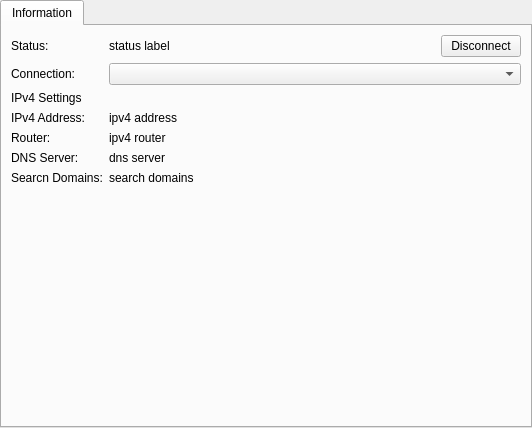
Before: the Qt Designer form kcm/Description.ui in KDE/plasma-nm, drawn with Qt 5.
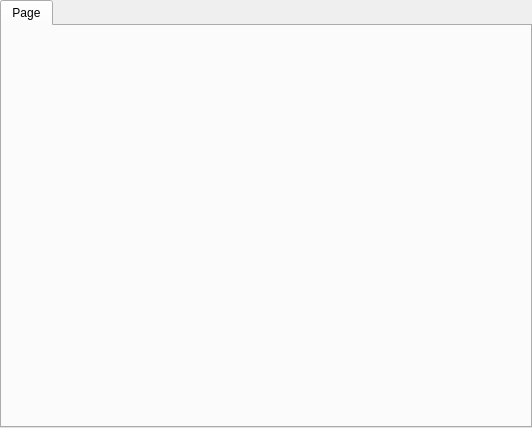
After: the same form once the commit is applied. Custom widgets are drawn as their Qt base class.

Commit message: split Description into TabDeviceInfo

What changed in the file:
```diff
--- a/kcm/Description.ui
+++ b/kcm/Description.ui
@@ -27,117 +27,8 @@
     <widget class="KTabWidget" name="tabWidget">
      <widget class="QWidget" name="tab">
       <attribute name="title">
-       <string>Information</string>
+       <string notr="true">Page</string>
       </attribute>
-      <layout class="QFormLayout" name="formLayout">
-       <property name="fieldGrowthPolicy">
-        <enum>QFormLayout::AllNonFixedFieldsGrow</enum>
-       </property>
-       <item row="0" column="0">
-        <widget class="QLabel" name="label">
-         <property name="text">
-          <string>Status:</string>
-         </property>
-        </widget>
-       </item>
-       <item row="0" column="1">
-        <layout class="QHBoxLayout" name="horizontalLayout">
-         <item>
-          <widget class="QLabel" name="statusL">
-           <property name="text">
-            <string>status label</string>
-           </property>
-          </widget>
-         </item>
-         <item>
-          <widget class="QPushButton" name="disconnectPB">
-           <property name="sizePolicy">
-            <sizepolicy hsizetype="Fixed" vsizetype="Fixed">
-             <horstretch>0</horstretch>
-             <verstretch>0</verstretch>
-            </sizepolicy>
-           </property>
-           <property name="text">
-            <string>Disconnect</string>
-           </property>
-          </widget>
-         </item>
-        </layout>
-       </item>
-       <item row="1" column="0">
-        <widget class="QLabel" name="label_2">
-         <property name="text">
-          <string>Connection:</string>
-         </property>
-        </widget>
-       </item>
-       <item row="2" column="0" colspan="2">
-        <widget class="QLabel" name="label_4">
-         <property name="text">
-          <string>IPv4 Settings</string>
-         </property>
-        </widget>
-       </item>
-       <item row="3" column="0">
-        <widget class="QLabel" name="label_3">
-         <property name="text">
-          <string>IPv4 Address:</string>
-         </property>
-        </widget>
-       </item>
-       <item row="3" column="1">
-        <widget class="QLabel" name="ipv4AddressL">
-         <property name="text">
-          <string>ipv4 address</string>
-         </property>
-        </widget>
-       </item>
-       <item row="4" column="0">
-        <widget class="QLabel" name="label_7">
-         <property name="text">
-          <string>Router:</string>
-         </property>
-        </widget>
-       </item>
-       <item row="4" column="1">
-        <widget class="QLabel" name="ipv4RouterL">
-         <property name="text">
-          <string>ipv4 router</string>
-         </property>
-        </widget>
-       </item>
-       <item row="5" column="0">
-        <widget class="QLabel" name="label_9">
-         <property name="text">
-          <string>DNS Server:</string>
-         </property>
-        </widget>
-       </item>
-       <item row="5" column="1">
-        <widget class="QLabel" name="ipv4DnsServerL">
-         <property name="text">
-          <string>dns server</string>
-         </property>
-        </widget>
-       </item>
-       <item row="6" column="0">
-        <widget class="QLabel" name="label_11">
-         <property name="text">
-          <string>Searcn Domains:</string>
-         </property>
-        </widget>
-       </item>
-       <item row="6" column="1">
-        <widget class="QLabel" name="ipv4SearchDomainsL">
-         <property name="text">
-          <string>search domains</string>
-         </property>
-        </widget>
-       </item>
-       <item row="1" column="1">
-        <widget class="KComboBox" name="connectionCB"/>
-       </item>
-      </layout>
      </widget>
     </widget>
    </item>
@@ -150,11 +41,6 @@
    <header>ktabwidget.h</header>
    <container>1</container>
   </customwidget>
-  <customwidget>
-   <class>KComboBox</class>
-   <extends>QComboBox</extends>
-   <header>kcombobox.h</header>
-  </customwidget>
  </customwidgets>
  <resources/>
  <connections/>
```
The commit also changes 6 other files.
